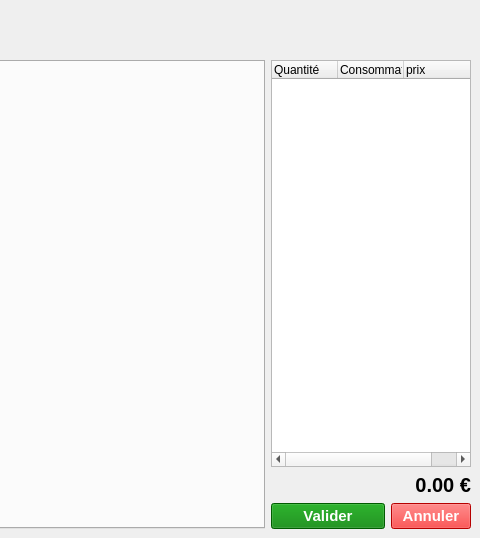
Old version of the form application/ui/mainwindow.ui in the repository nils-van-zuijlen/Enibar; both pictures show x 404 to 884 and y 152 to 690 of the 884 by 690 pixel window.
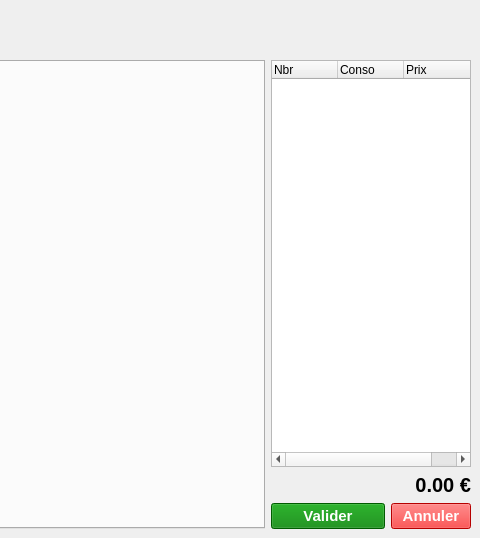
New version of the form. Custom widgets are drawn as their Qt base class.

Commit message: Fix header size on main window product list

The edit to the form file:
```diff
--- a/application/ui/mainwindow.ui
+++ b/application/ui/mainwindow.ui
@@ -129,17 +129,17 @@
          </attribute>
          <column>
           <property name="text">
-           <string>Quantité</string>
+           <string>Nbr</string>
           </property>
          </column>
          <column>
           <property name="text">
-           <string>Consommation</string>
+           <string>Conso</string>
           </property>
          </column>
          <column>
           <property name="text">
-           <string>prix</string>
+           <string>Prix</string>
           </property>
          </column>
         </widget>
```
